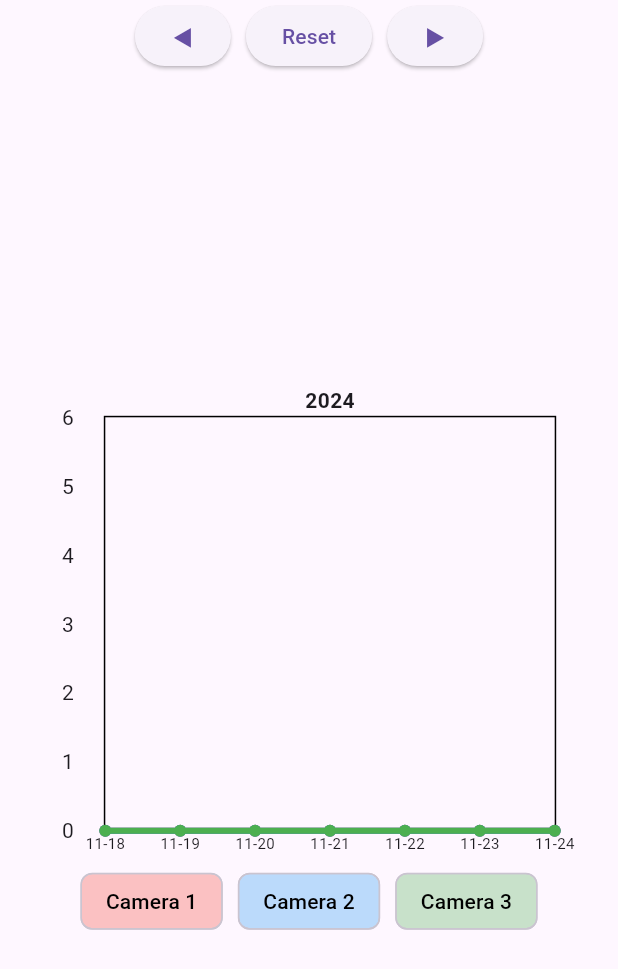
After one commit to gayoung12345/practice, a Flutter app: the CameraErrorChart screen opened directly, after a tap on "Reset", on a phone screen of 412 x 824 dp. The commit adds this screen. Shown: the top 969 px of the screen. Run offline on Flutter 3.47's test engine with Material 3 defaults, Android fonts, the phone set to English and light mode, and no system bars; drawn by our look-alikes of fl_chart; our stand-ins replace cloud_firestore, firebase_auth, firebase_core; accounts and stored records are empty.

```diff
--- /dev/null
+++ b/lib/chart_test2.dart
@@ -0,0 +1,310 @@
+import 'package:flutter/material.dart';
+import 'package:fl_chart/fl_chart.dart';
+import 'package:cloud_firestore/cloud_firestore.dart';
+import 'package:intl/intl.dart';  // 형식 변환 라이브러리
+
+// 카메라에 오류가 나타난 횟수를 보여주는 그래프
+class CameraErrorChart extends StatefulWidget {
+  @override
+  _CameraErrorChartState createState() => _CameraErrorChartState();
+}
+
+// 상태 클래스
+class _CameraErrorChartState extends State<CameraErrorChart> {
+  Map<int, Map<String, int>> groupedData = {};  // 데이터 저장을 위한 변수: 카메라별 날짜별 에러 발생 횟수를 저장(mapping)
+  bool isLoading = true; // 로딩인지 아닌지 상태를 나타냄
+  DateTime currentReferenceDate = DateTime.now(); // 현재 기준 날짜
+
+  @override
+  void initState() {
+    super.initState();  // 생성자
+    fetchWeeklyData(currentReferenceDate);  // 초기 기준 날짜 데이터 로드
+  }
+
+  List<DateTime> getWeekRange(DateTime referenceDate) {
+    // 기준 날짜의 시간을 제거하고, 주의 월요일 계산
+    DateTime monday = DateTime(referenceDate.year, referenceDate.month, referenceDate.day)
+        .subtract(Duration(days: referenceDate.weekday - 1));
+
+    // 월요일부터 일요일까지의 날짜 리스트 생성
+    return List.generate(7, (index) =>
+        DateTime(monday.year, monday.month, monday.day).add(Duration(days: index)));
+  }
+
+  Future<void> fetchWeeklyData(DateTime referenceDate) async {  // Firestore에서 특정 주의 데이터를 가져옴
+    try {
+      List<DateTime> weekRange = getWeekRange(referenceDate); // 날짜 목록
+      List<String> weekStrings = weekRange.map((date) => DateFormat('yyyy-MM-dd').format(date)).toList(); // 문자열 형식 변환
+
+      final snapshot = await FirebaseFirestore.instance
+          .collection('errors2')
+          .where('date', isGreaterThanOrEqualTo: Timestamp.fromDate(
+          DateTime(weekRange.first.year, weekRange.first.month, weekRange.first.day))) // 시작일 00:00:00
+          .where('date', isLessThan: Timestamp.fromDate(
+          DateTime(weekRange.last.year, weekRange.last.month, weekRange.last.day).add(Duration(days: 1)))) // 종료일 다음날 00:00:00
+          .get();
+
+      // print("Week Range: ${weekRange.first} - ${weekRange.last}");
+
+      Map<int, Map<String, int>> tempData = {}; // 카메라별로 날짜 데이터를 초기화
+      for (int cameraNum in [1, 2, 3]) {
+        tempData[cameraNum] = {
+          for (String date in weekStrings) date: 0, // 날짜별 초기값 0
+        };
+      }
+
+      for (var doc in snapshot.docs) {  // Firestore에서 가져온 데이터를 카메라별로 정리
+        final data = doc.data();  // 문서 데이터를 가져옴
+        int? cameraNum = data['cameraNum']; // 카메라 번호
+        Timestamp? timestamp = data['date'];  // 에러 발생 일 (시간X)
+
+        if (cameraNum != null && timestamp != null) {
+          String date = DateFormat('yyyy-MM-dd').format(timestamp.toDate());  // 날짜를 문자열로 변환
+          if (tempData[cameraNum] != null && tempData[cameraNum]!.containsKey(date)) {  // 해당 날짜에 에러 횟수를 누적
+            tempData[cameraNum]![date] = (tempData[cameraNum]![date] ?? 0) + 1;
+          }
+        }
+      }
+
+      if (mounted) {  // 데이터 상태 업데이트
+        setState(() {
+          groupedData = tempData; // 가져온 데이터 설정
+          isLoading = false;  // 로딩 상태 해제
+        });
+      }
+    } catch (e) { // 오류 발생 시
+      print('Error fetching weekly data: $e');  // 오류 출력
+      if (mounted) {
+        setState(() {
+          isLoading = false;  // 로딩 상태 해제
+        });
+      }
+    }
+  }
+
+  @override
+  Widget build(BuildContext context) {  // UI 빌드 메서드
+    return Scaffold(
+      body: isLoading // 로딩 중이면 로딩 인디케이터 표시
+          ? Center(child: CircularProgressIndicator())
+          : Column(
+        mainAxisAlignment: MainAxisAlignment.center,
+        children: [
+          // 이동 버튼
+          Row(
+            mainAxisAlignment: MainAxisAlignment.center,
+            children: [
+              ElevatedButton(
+                onPressed: () {
+                  setState(() {
+                    currentReferenceDate = currentReferenceDate.subtract(Duration(days: 7));  // 날짜 감소
+                    isLoading = true; // 로딩 상태 활성화
+                  });
+                  fetchWeeklyData(currentReferenceDate);  // 데이터 가져오기
+                },
+                child: Text('◀'),
+              ),
+              SizedBox(width: 10),  // 버튼 사이 간격
+              ElevatedButton(
+                onPressed: () {
+                  setState(() {
+                    currentReferenceDate = DateTime.now();  // 현재 날짜 설정
+                    isLoading = true; // 로딩 상태 활성화
+                  });
+                  fetchWeeklyData(currentReferenceDate);  // 데이터 가져오기
+                },
+                child: Text('Reset'),
+              ),
+              SizedBox(width: 10),  // 버튼 사이 간격
+              ElevatedButton(
+                onPressed: () {
+                  setState(() {
+                    currentReferenceDate = currentReferenceDate.add(Duration(days: 7)); // 날짜 증가
+                    isLoading = true; // 로딩 상태 활성화
+                  });
+                  fetchWeeklyData(currentReferenceDate);  // 데이터 가져오기
+                },
+                child: Text('▶'),
+              ),
+            ],
+          ),
+          Expanded( // 그래프 표시
+            child: Center(
+              child: CameraErrorLineChart(data: groupedData), // 하단의 CameraErrorLineChart 위젯 호출
+            ),
+          ),
+        ],
+      ),
+    );
+  }
+}
+
+// 그래프를 그리는 위젯 클래스
+class CameraErrorLineChart extends StatefulWidget {
+  final Map<int, Map<String, int>> data;  // 카메라별 에러 데이터
+
+  CameraErrorLineChart({required this.data});
+
+  @override
+  _CameraErrorLineChartState createState() => _CameraErrorLineChartState();
+}
+
+// 상태 클래스
+class _CameraErrorLineChartState extends State<CameraErrorLineChart> {
+  Set<int> selectedCameras = {}; // 선택된 카메라를 저장하는 Set(리스트)
+
+  @override
+  Widget build(BuildContext context) {
+    return Column(
+      mainAxisAlignment: MainAxisAlignment.center,
+      children: [
+        Container(  // 그래프 컨테이너
+          width: MediaQuery.of(context).size.width * 0.8, // 화면 너비의 80%
+          height: MediaQuery.of(context).size.width * 0.8,
+          child: LineChart(
+            LineChartData(
+              minY: 0, // Y축 최소값 설정
+              maxY: 6, // Y축 최대값 설정
+              titlesData: FlTitlesData(
+                leftTitles: AxisTitles(
+                  sideTitles: SideTitles(
+                    showTitles: true, // 왼쪽 축 값 표시
+                    getTitlesWidget: (value, meta) {
+                      // 세로 축 값이 0부터 6까지로 고정되도록 설정
+                      if (value >= 0 && value <= 6) {
+                        return Text(value.toInt().toString());  // 0~6까지 정수 값 출력
+                      }
+                      return Text(''); // 나머지 값은 빈 문자열 반환
+                    },
+                    interval: 1, // Y축 간격을 1로 설정
+                    reservedSize: 28, // 공간 확보
+                  ),
+                ),
+                bottomTitles: AxisTitles(
+                  sideTitles: SideTitles(
+                    showTitles: true, // 아래 축 값 표시
+                    getTitlesWidget: (value, meta) {
+                      final index = value.toInt();
+                      final dateList = widget.data[1]?.keys.toList() ?? [];
+                      if (index < dateList.length) {
+                        final date = dateList[index];
+                        return Text(
+                          DateFormat('MM-dd').format(DateTime.parse(date)), // MM-dd 형식의 날짜 출력
+                          style: TextStyle(fontSize: 10), // 작은 폰트
+                        );
+                      }
+                      return Text('');
+                    },
+                    reservedSize: 22, // 제목 영역 크기
+                  ),
+                ),
+                rightTitles: AxisTitles( // 오른쪽 축 텍스트 제거
+                  sideTitles: SideTitles(showTitles: false),
+                ),
+                topTitles: AxisTitles(
+                  sideTitles: SideTitles(
+                    showTitles: true, // 상단에 연도 표시
+                    getTitlesWidget: (value, meta) {
+                      // X축의 중간 값에서 연도 표시
+                      final middleIndex = ((widget.data[1]?.keys.length ?? 0) / 2).floor(); // X축의 중간 인덱스 계산
+                      if (value == middleIndex) { // 중간 값일 때만 텍스트 출력
+                        final sunday = widget.data[1]?.keys.last; // 데이터의 마지막 날짜(일요일)
+                        if (sunday != null) {
+                          final year = DateTime.parse(sunday).year; // 일요일 연도 추출
+                          return Padding(
+                            padding: EdgeInsets.only(top: 10), // 약간의 위쪽 여백
+                            child: Text(
+                              '$year', // 일요일의 연도 표시
+                              style: TextStyle(
+                                fontWeight: FontWeight.bold,
+                                fontSize: 14,
+                              ),
+                              textAlign: TextAlign.center, // 가운데 정렬
+                            ),
+                          );
+                        }
+                      }
+                      return Text(''); // 데이터가 없을 경우 빈 문자열 반환
+                    },
+                    reservedSize: 30, // 공간 확보
+                  ),
+                ),
+              ),
+              borderData: FlBorderData(show: true), // 테두리 표시
+              gridData: FlGridData(
+                show: false,
+              ),
+              lineBarsData: generateLineBars(), // 그래프 데이터 생성
+            ),
+          ),
+        ),
+        // 카메라 선택 버튼들(다중선택 가능 )
+        // 다중 선택 가능한 카메라 선택 FilterChip
+        Wrap(
+          spacing: 10, // 칩 간격
+          children: [
+            for (int cameraNum in widget.data.keys)
+              FilterChip(
+                label: Text(
+                  'Camera $cameraNum',
+                  style: TextStyle(
+                    color: selectedCameras.contains(cameraNum) ? Colors.white : Colors.black,
+                  ),
+                ),
+                selected: selectedCameras.contains(cameraNum),
+                backgroundColor: cameraColor(cameraNum).withOpacity(0.3),
+                selectedColor: cameraColor(cameraNum).withOpacity(0.7),
+                onSelected: (isSelected) {
+                  setState(() {
+                    if (isSelected) {
+                      selectedCameras.add(cameraNum); // 선택 추가
+                    } else {
+                      selectedCameras.remove(cameraNum); // 선택 해제
+                    }
+                  });
+                },
+              ),
+          ],
+        ),
+      ],
+    );
+  }
+
+  List<LineChartBarData> generateLineBars() { // 카메라별 그래프 데이터 생성
+    List<LineChartBarData> bars = [];
+    widget.data.forEach((cameraNum, dateCounts) {
+      if (selectedCameras.isNotEmpty && !selectedCameras.contains(cameraNum)) return;  // 선택된 카메라만 표시
+
+      final spots = <FlSpot>[]; // 플롯 데이터
+      List<String> sortedDates = dateCounts.keys.toList()..sort();  // 날짜 정렬
+
+      int index = 0;
+      for (String date in sortedDates) {
+        spots.add(FlSpot(index.toDouble(), dateCounts[date]?.toDouble() ?? 0)); // 각 날짜에 대해 데이터 추가
+        index++;
+      }
+
+      bars.add( // 그래프 데이터 추가
+        LineChartBarData(
+          spots: spots, // 플롯 데이터 설정
+          color: cameraColor(cameraNum),  // 카메라별 색상
+          barWidth: 4,  // 선 굵기
+        ),
+      );
+    });
+    return bars;
+  }
+
+  Color cameraColor(int cameraNum) {
+    switch (cameraNum) {
+      case 1:
+        return Colors.red;
+      case 2:
+        return Colors.blue;
+      case 3:
+        return Colors.green;
+      default:
+        return Colors.grey;
+    }
+  }
+}
--- a/pubspec.yaml
+++ b/pubspec.yaml
@@ -32,7 +32,9 @@ dependencies:
     sdk: flutter
   firebase_core: ^3.8.0
   firebase_auth: ^5.3.3
-  cloud_firestore: 5.5.0
+  cloud_firestore: ^5.5.0
+  fl_chart: ^0.69.0
+  intl: ^0.18.0
 
 
   # The following adds the Cupertino Icons font to your application.
```
Also changed, not shown: lib/chart_test.dart (added, +155 -0 lines), lib/main.dart (+21 -3 lines), pubspec.lock.
